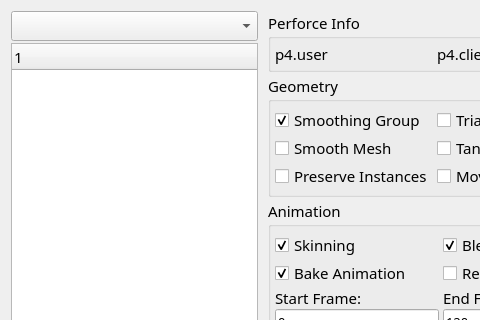
Above: IMTool/IMWin_Export_v3.ui from naong2/MayaPython before the change; both pictures show x 0 to 480 and y 0 to 320 of the 781 by 809 pixel window. Below: the same form after it.
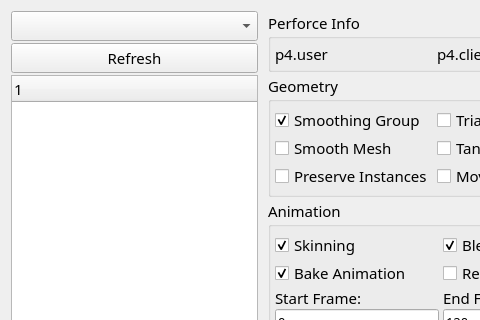
That is the form after the change.

```diff
--- a/IMTool/IMWin_Export_v3.ui
+++ b/IMTool/IMWin_Export_v3.ui
@@ -70,6 +70,13 @@
          </property>
         </widget>
        </item>
+       <item>
+        <widget class="QPushButton" name="pushButton_refresh">
+         <property name="text">
+          <string>Refresh</string>
+         </property>
+        </widget>
+       </item>
        <item>
         <widget class="QTreeWidget" name="tree_wdg">
          <property name="sizePolicy">
```
